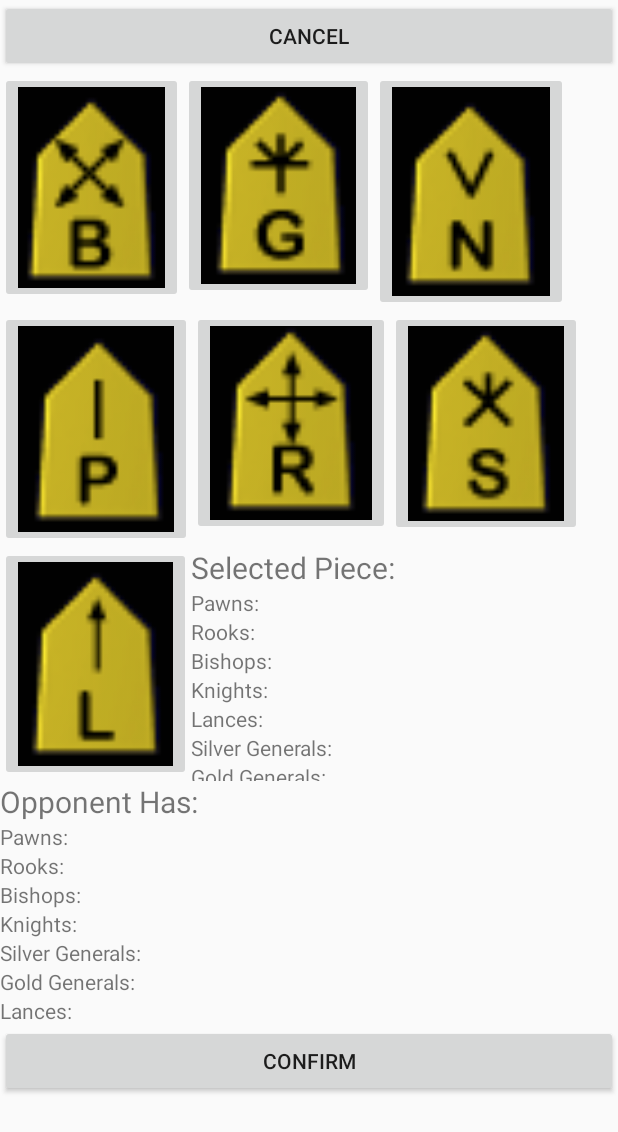
After one commit to malikh22/ShogiCS301, an Android app: the layout dropping.xml on its own in the app's theme, with its tools: preview values and no code run, on a phone screen of 412 x 824 dp. The commit adds this screen. Shown: the top 1132 px of the screen. Run offline under Robolectric (Android 15) with nearby library versions, the phone set to English and light mode, and no system bars.

Commit message:
implemented dropping, hopefully works

```diff
--- a/app/src/main/java/com/example/shogics301/ShogiDropAction.java
+++ b/app/src/main/java/com/example/shogics301/ShogiDropAction.java
@@ -21,15 +21,13 @@ public class ShogiDropAction extends GameAction implements Serializable {
      *
      * @param player the player who created the action
      */
-    public ShogiDropAction(GamePlayer player, Piece piece, int newRow, int newCol, int oldRow, int oldCol) {
+    public ShogiDropAction(GamePlayer player, Piece piece, int newRow, int newCol) {
         super(player);
         if(piece != null) {
             this.thisPiece = new Piece(piece.getMyBitmap(), piece.getType(), piece.getRow(),
                     piece.getColumn(), piece.getPlayer());
             this.newRow = newRow;
             this.newCol = newCol;
-            this.oldRow = oldRow;
-            this.oldCol = oldCol;
         }
     }
 }
--- /dev/null
+++ b/app/src/main/res/layout/dropping.xml
@@ -0,0 +1,195 @@
+<?xml version="1.0" encoding="utf-8"?>
+<androidx.constraintlayout.widget.ConstraintLayout
+    xmlns:android="http://schemas.android.com/apk/res/android"
+    xmlns:app="http://schemas.android.com/apk/res-auto"
+    xmlns:tools="http://schemas.android.com/tools"
+    android:layout_width="match_parent"
+    android:layout_height="match_parent">
+
+    <LinearLayout
+        android:layout_width="match_parent"
+        android:layout_height="match_parent"
+        android:orientation="vertical">
+
+        <Button
+            android:id="@+id/button9"
+            android:layout_width="match_parent"
+            android:layout_height="wrap_content"
+            android:text="@android:string/cancel" />
+
+        <LinearLayout
+            android:layout_width="wrap_content"
+            android:layout_height="wrap_content"
+            android:orientation="horizontal">
+
+            <ImageButton
+                android:id="@+id/imageButton"
+                android:layout_width="wrap_content"
+                android:layout_height="wrap_content"
+                app:srcCompat="@drawable/bishop" />
+
+            <ImageButton
+                android:id="@+id/imageButton2"
+                android:layout_width="wrap_content"
+                android:layout_height="wrap_content"
+                app:srcCompat="@drawable/goldgeneral" />
+
+            <ImageButton
+                android:id="@+id/imageButton3"
+                android:layout_width="wrap_content"
+                android:layout_height="wrap_content"
+                app:srcCompat="@drawable/knight" />
+        </LinearLayout>
+
+        <LinearLayout
+            android:layout_width="match_parent"
+            android:layout_height="wrap_content"
+            android:orientation="horizontal">
+
+            <ImageButton
+                android:id="@+id/imageButton4"
+                android:layout_width="wrap_content"
+                android:layout_height="wrap_content"
+                app:srcCompat="@drawable/pawn" />
+
+            <ImageButton
+                android:id="@+id/imageButton5"
+                android:layout_width="wrap_content"
+                android:layout_height="wrap_content"
+                app:srcCompat="@drawable/rook" />
+
+            <ImageButton
+                android:id="@+id/imageButton6"
+                android:layout_width="wrap_content"
+                android:layout_height="wrap_content"
+                app:srcCompat="@drawable/silvergeneral" />
+
+        </LinearLayout>
+
+        <LinearLayout
+            android:layout_width="wrap_content"
+            android:layout_height="wrap_content"
+            android:orientation="horizontal">
+
+            <ImageButton
+                android:id="@+id/imageButton7"
+                android:layout_width="wrap_content"
+                android:layout_height="wrap_content"
+                android:layout_weight="1"
+                app:srcCompat="@drawable/lance" />
+
+            <LinearLayout
+                android:layout_width="match_parent"
+                android:layout_height="match_parent"
+                android:layout_weight="1"
+                android:orientation="vertical">
+
+                <TextView
+                    android:id="@+id/textView46"
+                    android:layout_width="match_parent"
+                    android:layout_height="wrap_content"
+                    android:text="Selected Piece:"
+                    android:textSize="20sp" />
+
+                <TextView
+                    android:id="@+id/textView47"
+                    android:layout_width="match_parent"
+                    android:layout_height="wrap_content"
+                    android:text="Pawns:" />
+
+                <TextView
+                    android:id="@+id/textView48"
+                    android:layout_width="match_parent"
+                    android:layout_height="wrap_content"
+                    android:text="Rooks:" />
+
+                <TextView
+                    android:id="@+id/textView49"
+                    android:layout_width="match_parent"
+                    android:layout_height="wrap_content"
+                    android:text="Bishops:" />
+
+                <TextView
+                    android:id="@+id/textView52"
+                    android:layout_width="match_parent"
+                    android:layout_height="wrap_content"
+                    android:text="Knights:" />
+
+                <TextView
+                    android:id="@+id/textView60"
+                    android:layout_width="match_parent"
+                    android:layout_height="wrap_content"
+                    android:text="Lances:" />
+
+                <TextView
+                    android:id="@+id/textView50"
+                    android:layout_width="match_parent"
+                    android:layout_height="wrap_content"
+                    android:text="Silver Generals:" />
+
+                <TextView
+                    android:id="@+id/textView51"
+                    android:layout_width="match_parent"
+                    android:layout_height="wrap_content"
+                    android:text="Gold Generals:" />
+            </LinearLayout>
+
+        </LinearLayout>
+
+        <TextView
+            android:id="@+id/textView53"
+            android:layout_width="wrap_content"
+            android:layout_height="wrap_content"
+            android:text="Opponent Has:"
+            android:textSize="20sp" />
+
+        <TextView
+            android:id="@+id/textView54"
+            android:layout_width="match_parent"
+            android:layout_height="wrap_content"
+            android:text="Pawns:" />
+
+        <TextView
+            android:id="@+id/textView55"
+            android:layout_width="match_parent"
+            android:layout_height="wrap_content"
+            android:text="Rooks:" />
+
+        <TextView
+            android:id="@+id/textView56"
+            android:layout_width="match_parent"
+            android:layout_height="wrap_content"
+            android:text="Bishops:" />
+
+        <TextView
+            android:id="@+id/textView57"
+            android:layout_width="match_parent"
+            android:layout_height="wrap_content"
+            android:text="Knights:" />
+
+        <TextView
+            android:id="@+id/textView58"
+            android:layout_width="match_parent"
+            android:layout_height="wrap_content"
+            android:text="Silver Generals:" />
+
+        <TextView
+            android:id="@+id/textView59"
+            android:layout_width="match_parent"
+            android:layout_height="wrap_content"
+            android:text="Gold Generals:" />
+
+        <TextView
+            android:id="@+id/textView61"
+            android:layout_width="match_parent"
+            android:layout_height="wrap_content"
+            android:text="Lances:" />
+
+        <Button
+            android:id="@+id/button11"
+            android:layout_width="match_parent"
+            android:layout_height="wrap_content"
+            android:text="Confirm" />
+    </LinearLayout>
+
+</androidx.constraintlayout.widget.ConstraintLayout>
```
Also changed, not shown: app/src/main/java/com/example/shogics301/ShogiHumanPlayer.java (+297 -3 lines), app/src/main/java/com/example/shogics301/ShogiLocalGame.java (+27 -3 lines), app/src/main/java/com/example/shogics301/ShogiState.java (+8 -0 lines), app/src/main/res/layout/activity_main.xml (+0 -7 lines).
